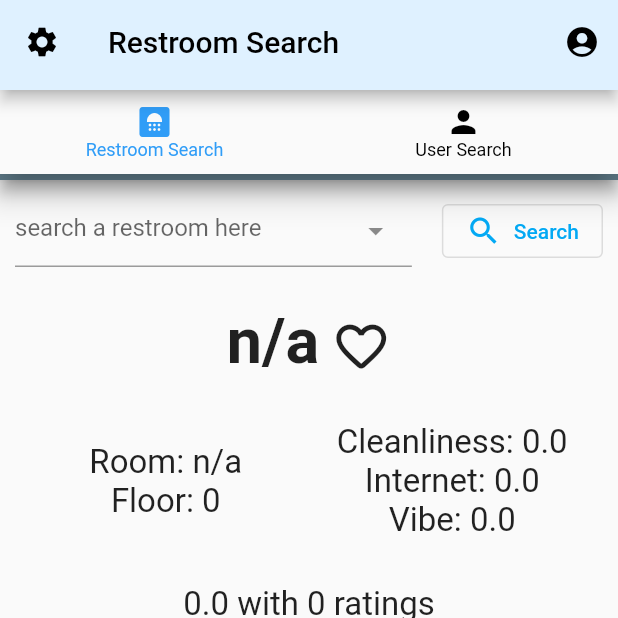
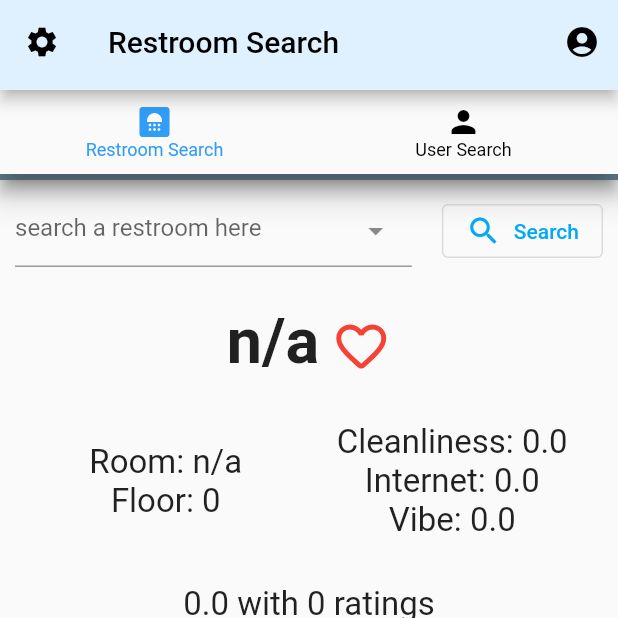
Before and after one commit to twiegan/Tootaloo, a Flutter app: the RestroomSearchScreen screen opened directly, on a phone screen of 412 x 824 dp, the top half of it. Run offline on Flutter 3.47's test engine with Material 2 defaults, Android fonts, the phone set to English and light mode, and no system bars; drawn by our look-alikes of dropdown_search, flutter_rating_bar; our stand-ins replace faker, flutter_dotenv, flutter_speed_dial, google_maps_flutter, location, marquee and 2 more; missing offline and left inert: custom_map_markers, dart:ffi, flutter_config; accounts and stored records are empty; network calls fail.

Commit message:
favorite bathroom fix and round doubles on bathroom search page

```diff
--- a/tootaloo/lib/ui/screens/searches/restroom_search_screen.dart
+++ b/tootaloo/lib/ui/screens/searches/restroom_search_screen.dart
@@ -1,7 +1,7 @@
+import 'dart:math';
 import 'package:flutter/material.dart';
 import 'package:http/http.dart' as http;
 import 'dart:convert';
-
 import 'package:tootaloo/ui/components/bottom_nav_bar.dart';
 import 'package:tootaloo/ui/components/search_nav_bar.dart';
 import 'package:tootaloo/ui/components/top_nav_bar.dart';
@@ -14,6 +14,11 @@ import 'package:tootaloo/ui/models/user.dart';
 import 'package:flutter_dotenv/flutter_dotenv.dart';
 import 'package:dropdown_search/dropdown_search.dart';
 import 'package:flutter_rating_bar/flutter_rating_bar.dart';
+
+double roundDouble(double value, int places) {
+  num mod = pow(10.0, places);
+  return ((value * mod).round().toDouble() / mod);
+}
 
 /* Define the screen itself */
 class RestroomSearchScreen extends StatefulWidget {
@@ -124,7 +129,8 @@ class _RestroomSearchScreenState extends State<RestroomSearchScreen> {
             children: [
               Padding(
                   padding: EdgeInsets.all(15),
-                child: Expanded(child: Row(
+                  child: Expanded(
+                      child: Row(
                     mainAxisAlignment: MainAxisAlignment.center,
                     children: [
                       Text(_restroom.building,
@@ -134,10 +140,11 @@ class _RestroomSearchScreenState extends State<RestroomSearchScreen> {
                           icon: _favorited
                               ? const Icon(
                                   Icons.favorite_rounded,
+                                  color: Colors.red,
                                   size: 40,
                                 )
                               : const Icon(Icons.favorite_outline_rounded,
-                                size: 40),
+                                  color: Colors.red, size: 40),
                           onPressed: () {
                             if (_restroom.id != "") {
                               getUser().then((appUser) => {
@@ -149,10 +156,8 @@ class _RestroomSearchScreenState extends State<RestroomSearchScreen> {
                                                 .then((unfavorited) => {
                                                       setState(() {
                                                         unfavorited
-                                                          ? _favorited =
-                                                              false
-                                                          : _favorited =
-                                                              true;
+                                                            ? _favorited = false
+                                                            : _favorited = true;
                                                       })
                                                     })
                                             : favoriteRestroom(
@@ -160,8 +165,7 @@ class _RestroomSearchScreenState extends State<RestroomSearchScreen> {
                                                 .then((favorited) => {
                                                       setState(() {
                                                         favorited
-                                                          ? _favorited =
-                                                              true
+                                                            ? _favorited = true
                                                             : _favorited =
                                                                 false;
                                                       })
@@ -171,8 +175,7 @@ class _RestroomSearchScreenState extends State<RestroomSearchScreen> {
                             }
                           }),
                     ],
-                ))
-              ),
+                  ))),
               Padding(
                 padding: EdgeInsets.all(15),
                 child: Row(
@@ -191,11 +194,12 @@ class _RestroomSearchScreenState extends State<RestroomSearchScreen> {
                       child: Column(
                         children: [
                           Text(
-                              "Cleanliness: ${_restroom.cleanliness.toString()}",
+                              "Cleanliness: ${roundDouble(_restroom.cleanliness, 2)}",
                               style: const TextStyle(fontSize: 22)),
-                          Text("Internet: ${_restroom.internet.toString()}",
+                          Text(
+                              "Internet: ${roundDouble(_restroom.internet, 2)}",
                               style: const TextStyle(fontSize: 22)),
-                          Text("Vibe: ${_restroom.vibe.toString()}",
+                          Text("Vibe: ${roundDouble(_restroom.vibe, 2)}",
                               style: const TextStyle(fontSize: 22)),
                         ],
                       ),
@@ -211,7 +215,7 @@ class _RestroomSearchScreenState extends State<RestroomSearchScreen> {
                       child: Column(
                         children: [
                           Text(
-                              "${_restroom.rating} with ${_restroom.ratings_ids.length} ratings",
+                              "${roundDouble(_restroom.rating, 2)} with ${_restroom.ratings_ids.length} ratings",
                               style: const TextStyle(fontSize: 22)),
                           Row(
                             mainAxisAlignment: MainAxisAlignment.center,
@@ -338,8 +342,12 @@ Future<bool> checkFavorited(String? userId, String restroomId) async {
       favorite_restrooms_ids: responseData["user"]["favorite_restrooms"]);
 
   for (var favorite_restrooms_id_map in userData.favorite_restrooms_ids) {
-    if (favorite_restrooms_id_map.values.first == restroomId) {
+    //if (favorite_restrooms_id_map.values.first == restroomId) {
+
+    if (favorite_restrooms_id_map.length > 0) {
+      if (favorite_restrooms_id_map['\$oid'] == restroomId) {
         return true;
+      }
     }
   }
 
```
Lines whose indentation alone changed are shown as unchanged.
